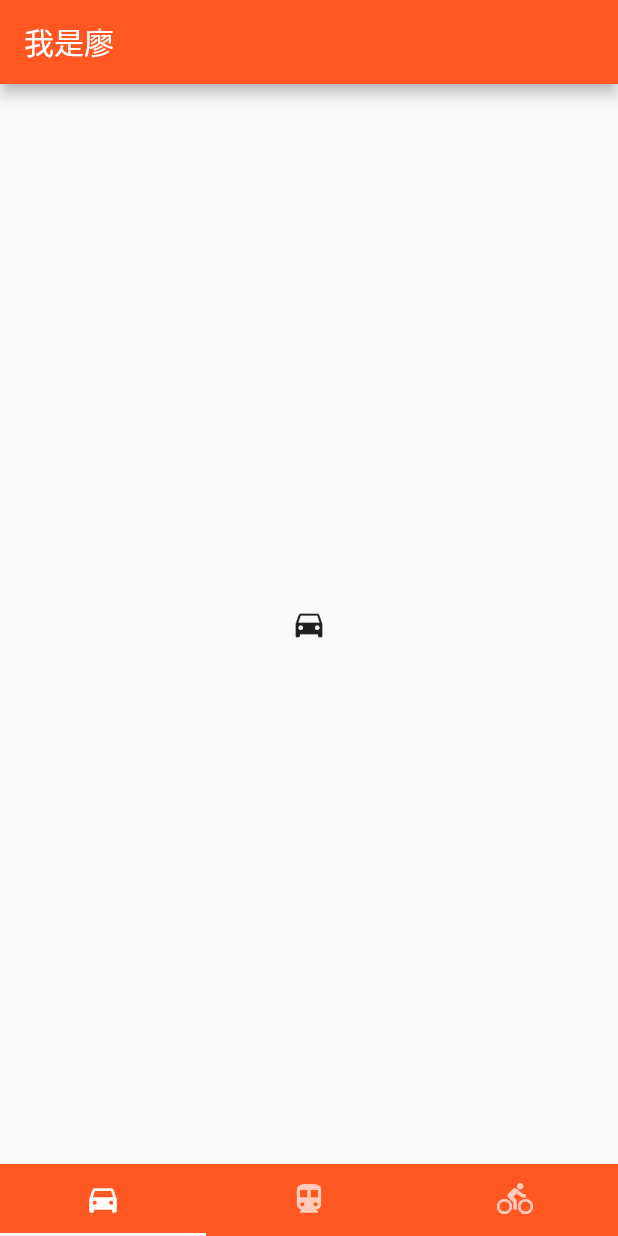
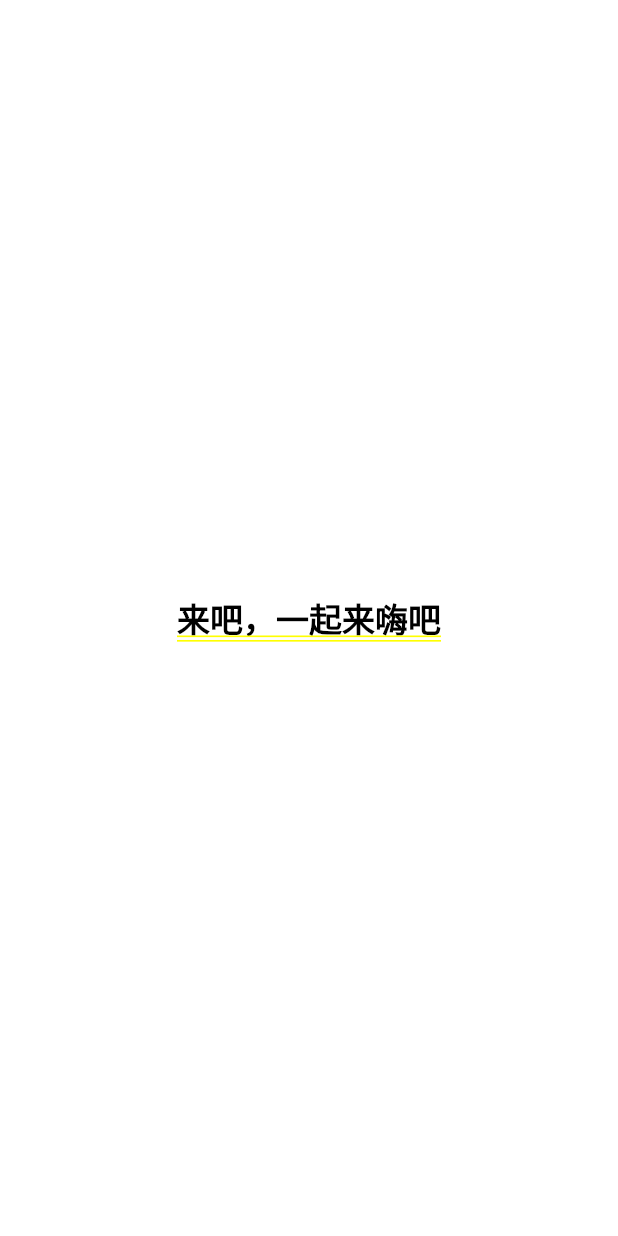
Before and after one commit to liaojuan/flutter_study, a Flutter app: the first screen one second after launch, on a phone screen of 412 x 824 dp. Run offline on Flutter 3.47's test engine with Material 2 defaults, Android fonts, the phone set to English and light mode, and no system bars.

Commit message:
现目前是显示来吧，一起来嗨吧，两秒后跳转到主页面（通过延迟2秒来处理的）

```diff
--- a/lib/main.dart
+++ b/lib/main.dart
@@ -1,5 +1,5 @@
 import 'package:flutter/material.dart';
-import 'package:flutter_study/widget/GSYTabBarWidget.dart';
+import 'package:flutter_study/page/WelcomePage.dart';
 
 void main() => runApp(MyApp());
 
@@ -13,22 +13,7 @@ class MyApp extends StatelessWidget {
       theme: new ThemeData(
         primarySwatch: Colors.blue,
       ),
-      home: new GSYTabBarWidget(
-        type: GSYTabBarWidget.BOTTOM_TAB,
-        tabItems: [
-          new Tab(icon: new Icon(Icons.directions_car),),
-          new Tab(icon: new Icon(Icons.directions_transit),),
-          new Tab(icon: new Icon(Icons.directions_bike),)
-        ],
-        tabViews: [
-          new Icon(Icons.directions_car),
-          new Icon(Icons.directions_transit),
-          new Icon(Icons.directions_bike)
-        ],
-        backgroundColor: Colors.deepOrange,
-        indicatorColor: Colors.white,
-        title: "我是廖",
-      ),
+      home: new WelcomePage()
     );
   }
 }
--- /dev/null
+++ b/lib/page/WelcomePage.dart
@@ -0,0 +1,27 @@
+import 'dart:async';
+
+import 'package:flutter/material.dart';
+import 'package:flutter_study/page/HomePage.dart';
+
+class WelcomePage extends StatelessWidget{
+
+  @override
+  Widget build(BuildContext context) {
+    /// 一秒以后将任务添加至event队列
+    new Future.delayed(const Duration(seconds: 2),(){
+      Navigator.of(context)
+          .pushReplacement(new MaterialPageRoute(builder: (context){
+            return new HomePage();
+      }));
+    });
+    return new Container(
+      color: Colors.white,
+      child: new Center(
+        child: new Text("来吧，一起来嗨吧",
+        style: new TextStyle(color: Colors.black,
+        fontSize: 22.0),),
+      ),
+    );
+  }
+
+}
```
Also changed, not shown: lib/page/HomePage.dart (added, +26 -0 lines).
